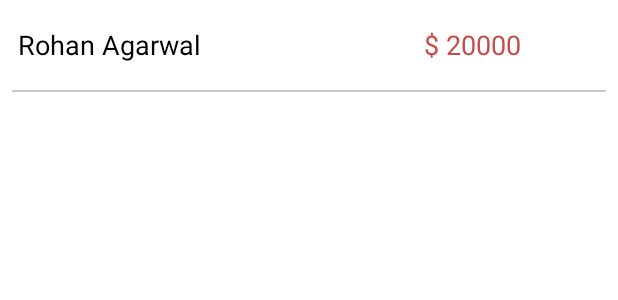
After one commit to rohanx96/Quick-Wallet, an Android app: the layout widget_transactions_list_item.xml on its own in the app's theme, with its tools: preview values and no code run, on a phone screen of 412 x 824 dp. The commit adds this screen. Shown: the top 300 px of the screen. Run offline under Robolectric (Android 15) with nearby library versions, the phone set to English and light mode, and no system bars.

Commit message:
feat: Add Collection Widget
Create WidgetProvider class and widget_provider info to update widget
Create RemoteViewsService class to bing list remote view items to the widget
Create entries in manifest
Add code to update widget on adding, updating or deleting transactions

```diff
--- a/app/src/main/java/com/rose/quickwallet/transactions/AddNewTransactionFragment.java
+++ b/app/src/main/java/com/rose/quickwallet/transactions/AddNewTransactionFragment.java
@@ -2,7 +2,11 @@ package com.rose.quickwallet.transactions;
 
 
 import android.app.SearchManager;
+import android.appwidget.AppWidgetManager;
+import android.appwidget.AppWidgetProvider;
+import android.content.ComponentName;
 import android.content.Context;
+import android.content.Intent;
 import android.content.SharedPreferences;
 import android.database.Cursor;
 import android.graphics.Color;
@@ -34,6 +38,7 @@ import android.widget.Toast;
 
 import com.rose.quickwallet.R;
 import com.rose.quickwallet.transactions.data.DatabaseHelper;
+import com.rose.quickwallet.widget.TransactionsWidgetProvider;
 
 import java.util.Currency;
 import java.util.Locale;
@@ -459,6 +464,7 @@ public class AddNewTransactionFragment extends Fragment implements View.OnClickL
         detail = detailText.getText().toString();
         //Add transaction to database and reset UI
         databaseHelper.saveData(name, image_uri, amount, type, detail, contact, opponentUserID);
+        TransactionsWidgetProvider.sendRefreshWidgetBroadcast(context);
         resetDetailsAfterTransactionAdded();
         if(isTablet){
             if(getFragmentManager().findFragmentById(R.id.container_details_fragment_main) != null) {
--- a/app/src/main/java/com/rose/quickwallet/transactions/DetailsFragment.java
+++ b/app/src/main/java/com/rose/quickwallet/transactions/DetailsFragment.java
@@ -25,6 +25,7 @@ import com.getbase.floatingactionbutton.FloatingActionButton;
 import com.rose.quickwallet.R;
 import com.rose.quickwallet.callbackhepers.DetailsRecyclerViewCallback;
 import com.rose.quickwallet.transactions.data.DatabaseHelper;
+import com.rose.quickwallet.widget.TransactionsWidgetProvider;
 
 /**
  * Created by rohanx96 on 11/18/16.
@@ -150,11 +151,13 @@ public class DetailsFragment extends Fragment implements DetailsRecyclerViewCall
         balanceText.setText(R.string.no_balance);
         recyclerView.getAdapter().notifyDataSetChanged();
         refreshTransactionList();
+        TransactionsWidgetProvider.sendRefreshWidgetBroadcast(mContext);
     }
 
     public void onDelete(View view) {
         databaseHelper = new DatabaseHelper(mContext);
         databaseHelper.deleteContact(name);
+        TransactionsWidgetProvider.sendRefreshWidgetBroadcast(mContext);
         if (isTabletUI) {
             refreshTransactionList();
             getFragmentManager().beginTransaction().remove(this).commit();
@@ -167,6 +170,7 @@ public class DetailsFragment extends Fragment implements DetailsRecyclerViewCall
     @Override
     public void onDeleteTransaction() {
         refreshDetails();
+        TransactionsWidgetProvider.sendRefreshWidgetBroadcast(mContext);
         refreshTransactionList();
     }
 
--- a/app/src/main/java/com/rose/quickwallet/transactions/TransactionsFragment.java
+++ b/app/src/main/java/com/rose/quickwallet/transactions/TransactionsFragment.java
@@ -31,6 +31,7 @@ import com.rose.quickwallet.R;
 import com.rose.quickwallet.callbackhepers.ItemTouchHelperCallback;
 import com.rose.quickwallet.callbackhepers.RecyclerViewCallback;
 import com.rose.quickwallet.transactions.data.DatabaseHelper;
+import com.rose.quickwallet.widget.TransactionsWidgetProvider;
 
 import java.util.ArrayList;
 
@@ -186,6 +187,7 @@ public class TransactionsFragment extends Fragment implements RecyclerViewCallba
             totalBorrowed.setText(getResources().getString(R.string.borrowed_colon) + currency + databaseHelper.totalBorrowed());
         //recyclerView.getAdapter().notifyDataSetChanged();
         databaseHelper.close();
+        TransactionsWidgetProvider.sendRefreshWidgetBroadcast(mContext);
         Snackbar.make(rootView, getString(R.string.snackbar_balance_cleared_beg) + item.getName() + getString(R.string.snackbar_balance_cleared_end), Snackbar.LENGTH_LONG).setAction(getString(R.string.undo), new View.OnClickListener() {
             @Override
             public void onClick(View view) {
--- a/app/src/main/java/com/rose/quickwallet/transactions/data/DatabaseOpenHelper.java
+++ b/app/src/main/java/com/rose/quickwallet/transactions/data/DatabaseOpenHelper.java
@@ -18,7 +18,7 @@ import static com.rose.quickwallet.transactions.data.QuickWalletContract.QuickWa
  */
 
 
-public class DatabaseOpenHelper extends SQLiteOpenHelper {
+class DatabaseOpenHelper extends SQLiteOpenHelper {
 
     private static final String DATABASE_NAME = "QuickWallet.db";
     private static int VERSION = 2;
--- /dev/null
+++ b/app/src/main/res/layout/widget_transactions_list_item.xml
@@ -0,0 +1,41 @@
+<?xml version="1.0" encoding="utf-8"?>
+<LinearLayout xmlns:android="http://schemas.android.com/apk/res/android"
+    xmlns:tools="http://schemas.android.com/tools"
+    android:id="@+id/widget_list_item"
+    android:orientation="vertical"
+    android:layout_width="match_parent"
+    android:layout_height="wrap_content">
+    <LinearLayout
+        android:layout_width="match_parent"
+        android:layout_height="wrap_content"
+        android:orientation="horizontal"
+        android:weightSum="3">
+        <TextView
+            android:id="@+id/widget_item_name"
+            android:layout_width="0dp"
+            android:layout_height="60dp"
+            android:layout_weight="2"
+            tools:text="Rohan Agarwal"
+            android:gravity="center_vertical"
+            android:padding="12dp"
+            android:textAppearance="@android:style/TextAppearance.SearchResult.Title"
+            android:textColor="@android:color/black"/>
+        <TextView
+            android:id="@+id/widget_item_balance"
+            android:layout_width="0dp"
+            android:layout_height="60dp"
+            android:layout_weight="1"
+            android:gravity="center_vertical"
+            tools:text="$ 20000"
+            android:padding="8dp"
+            android:textAppearance="@android:style/TextAppearance.SearchResult.Title"
+            tools:textColor="@color/borrowed_red"/>
+    </LinearLayout>
+    <LinearLayout
+        android:layout_width="match_parent"
+        android:layout_height="1.5dp"
+        android:background="@color/cardview_shadow_start_color"
+        android:layout_marginLeft="8dp"
+        android:layout_marginRight="8dp">
+    </LinearLayout>
+</LinearLayout>
--- a/app/src/main/res/xml/preferences.xml
+++ b/app/src/main/res/xml/preferences.xml
@@ -56,7 +56,7 @@
     <PreferenceCategory android:title="@string/about">
         <Preference
             android:title="@string/version"
-            android:summary="7.9"/>
+            android:summary="8.2"/>
         <Preference
             android:title="@string/pref_help"
             android:summary="@string/pref_help_summary"
```
Also changed, not shown: app/src/main/AndroidManifest.xml (+18 -1 lines), app/src/main/java/com/rose/quickwallet/widget/TransactionsRemoteViewService.java (added, +104 -0 lines), app/src/main/java/com/rose/quickwallet/widget/TransactionsWidgetProvider.java (added, +77 -0 lines), app/src/main/res/layout/widget_collection_list.xml (added, +31 -0 lines), app/src/main/res/xml/app_widget_provider.xml (added, +11 -0 lines), app/src/main/res/drawable/widget_preview.jpeg (added).
